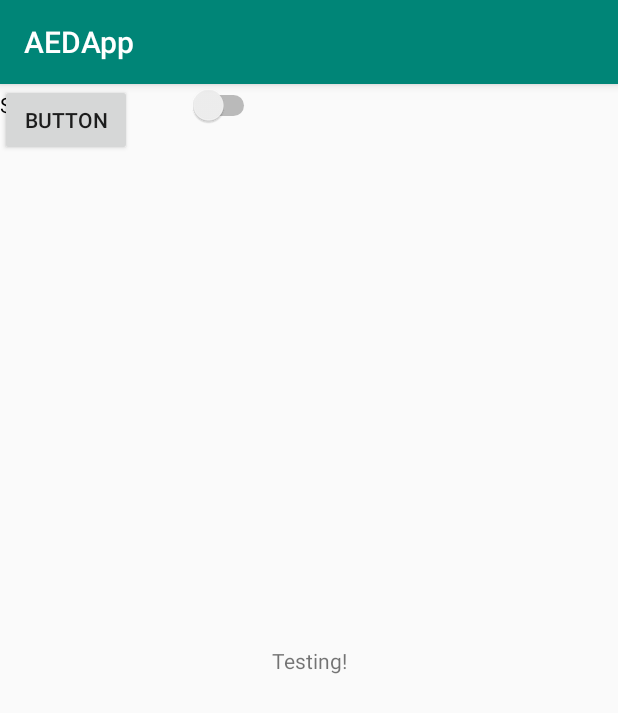
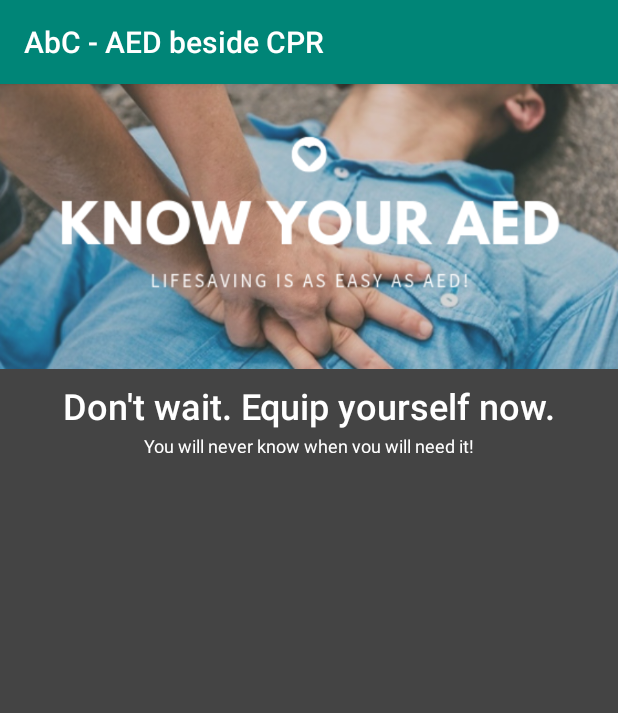
Before and after one commit to habhabhabs/aedapp, an Android app: the screen it shows after launch (MainActivity), on a phone screen of 412 x 824 dp. Shown: the top 713 px of the screen. Run offline under Robolectric (Android 15) with nearby library versions, the phone set to English and light mode, and no system bars.

Commit message:
get basic layout up

```diff
--- a/AEDApp/app/src/main/AndroidManifest.xml
+++ b/AEDApp/app/src/main/AndroidManifest.xml
@@ -5,7 +5,7 @@
     <application
         android:allowBackup="true"
         android:icon="@mipmap/ic_launcher"
-        android:label="@string/app_name"
+        android:label="AbC - AED beside CPR"
         android:roundIcon="@mipmap/ic_launcher_round"
         android:supportsRtl="true"
         android:theme="@style/AppTheme">
--- a/AEDApp/app/src/main/java/com/hci4ax/aedapp/MainActivity.java
+++ b/AEDApp/app/src/main/java/com/hci4ax/aedapp/MainActivity.java
@@ -1,5 +1,6 @@
 package com.hci4ax.aedapp;
 
+import android.graphics.Color;
 import android.support.v7.app.AppCompatActivity;
 import android.os.Bundle;
 import android.view.View;
@@ -11,6 +12,8 @@ public class MainActivity extends AppCompatActivity {
         super.onCreate(savedInstanceState);
         setContentView(R.layout.activity_main);
 
+        // set color of background
+        getWindow().getDecorView().setBackgroundColor(Color.DKGRAY);
         // hide the ugly navbar for phones without hardware buttons
         // calls function: onWindowFocusChanged(boolean hasFocus)
         getWindow().getDecorView().setSystemUiVisibility(View.SYSTEM_UI_FLAG_HIDE_NAVIGATION);
--- a/AEDApp/app/src/main/res/layout/activity_main.xml
+++ b/AEDApp/app/src/main/res/layout/activity_main.xml
@@ -6,29 +6,43 @@
     android:layout_height="match_parent"
     tools:context=".MainActivity">
 
-    <TextView
+    <ImageView
+        android:id="@+id/imageView3"
         android:layout_width="wrap_content"
         android:layout_height="wrap_content"
-        android:text="Testing!"
-        app:layout_constraintBottom_toBottomOf="parent"
-        app:layout_constraintLeft_toLeftOf="parent"
-        app:layout_constraintRight_toRightOf="parent"
-        app:layout_constraintTop_toTopOf="parent" />
+        android:adjustViewBounds="true"
+        android:scaleType="fitStart"
+        app:srcCompat="@drawable/aed_banner"
+        tools:layout_editor_absoluteX="0dp"
+        tools:layout_editor_absoluteY="2dp" />
 
-    <Switch
-        android:id="@+id/switch1"
-        android:layout_width="173dp"
-        android:layout_height="28dp"
-        android:text="Switch"
-        tools:layout_editor_absoluteX="106dp"
-        tools:layout_editor_absoluteY="219dp" />
-
-    <Button
-        android:id="@+id/button"
+    <TextView
+        android:id="@+id/textView2"
         android:layout_width="wrap_content"
         android:layout_height="wrap_content"
-        android:text="Button"
-        tools:layout_editor_absoluteX="147dp"
-        tools:layout_editor_absoluteY="153dp" />
+        android:layout_marginStart="32dp"
+        android:layout_marginTop="8dp"
+        android:layout_marginEnd="32dp"
+        android:text="Don't wait. Equip yourself now."
+        android:textAppearance="@android:style/TextAppearance.Material.Title"
+        android:textColor="@android:color/background_light"
+        android:textSize="24sp"
+        app:layout_constraintEnd_toEndOf="parent"
+        app:layout_constraintStart_toStartOf="parent"
+        app:layout_constraintTop_toBottomOf="@+id/imageView3" />
 
+    <TextView
+        android:id="@+id/textView3"
+        android:layout_width="wrap_content"
+        android:layout_height="13dp"
+        android:layout_marginStart="32dp"
+        android:layout_marginTop="2dp"
+        android:layout_marginEnd="32dp"
+        android:text="You will never know when you will need it!"
+        android:textAlignment="center"
+        android:textAppearance="@android:style/TextAppearance.Material.Caption"
+        android:textColor="@android:color/background_light"
+        app:layout_constraintEnd_toEndOf="parent"
+        app:layout_constraintStart_toStartOf="parent"
+        app:layout_constraintTop_toBottomOf="@+id/textView2" />
 </android.support.constraint.ConstraintLayout>
```
Also changed, not shown: AEDApp/app/src/main/res/drawable/aed_banner.png (added), 2 other files.
